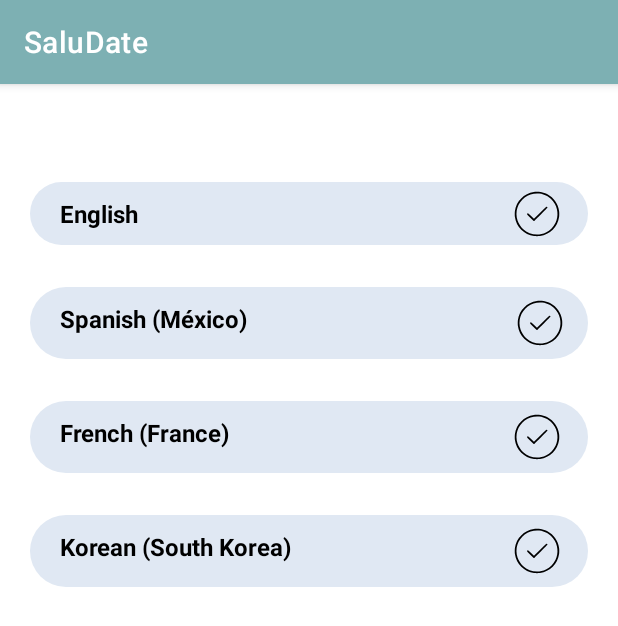
After one commit to Waxiest15/Saludate-Main_v1.0, an Android app: the Language screen opened directly, with no data from a screen before it, on a phone screen of 412 x 824 dp. The commit adds this screen. Shown: the top 626 px of the screen. Run offline under Robolectric (Android 15) with nearby library versions, the phone set to English and light mode, and no system bars; Roboto replaces fonts that are not available here.

Commit message:
mexicanada con el fragment y por si no funciona

```diff
--- /dev/null
+++ b/app/src/main/java/com/example/saludate/Language.java
@@ -0,0 +1,37 @@
+package com.example.saludate;
+
+import androidx.appcompat.app.AppCompatActivity;
+
+import android.os.Bundle;
+import android.widget.ImageButton;
+
+public class Language extends AppCompatActivity {
+
+    @Override
+    protected void onCreate(Bundle savedInstanceState) {
+        super.onCreate(savedInstanceState);
+        setContentView(R.layout.activity_language);
+        ImageButton en = findViewById(R.id.btn_selectEnglishh);
+        ImageButton spa = findViewById(R.id.btn_selectSpanishh);
+        ImageButton fr = findViewById(R.id.btn_selectFrenchh);
+        ImageButton kr = findViewById(R.id.btn_selectKoreanh);
+        LanguageManager lang = new LanguageManager(this);
+
+        en.setOnClickListener(view -> {
+            lang.updateResource("en");
+            recreate();
+        });
+        spa.setOnClickListener(view -> {
+            lang.updateResource("es");
+            recreate();
+        });
+        fr.setOnClickListener(view -> {
+            lang.updateResource("fr");
+            recreate();
+        });
+        kr.setOnClickListener(view -> {
+            lang.updateResource("ko");
+            recreate();
+        });
+    }
+}
--- a/app/src/main/java/com/example/saludate/ui/language/LanguageFragment.java
+++ b/app/src/main/java/com/example/saludate/ui/language/LanguageFragment.java
@@ -4,35 +4,49 @@ import android.os.Bundle;
 import android.view.LayoutInflater;
 import android.view.View;
 import android.view.ViewGroup;
+import android.widget.ImageButton;
 import android.widget.TextView;
 
 import androidx.annotation.NonNull;
 import androidx.fragment.app.Fragment;
 import androidx.lifecycle.ViewModelProvider;
 
+import com.example.saludate.LanguageManager;
+import com.example.saludate.R;
 import com.example.saludate.databinding.FragmentLanguageBinding;
 
 public class LanguageFragment extends Fragment {
 
-    private FragmentLanguageBinding binding;
+    @Override
+    public void onActivityCreated (Bundle savedInstanceState) {
+        super.onActivityCreated(savedInstanceState);
+        ImageButton en = getActivity().findViewById(R.id.btn_selectEnglishh);
+        ImageButton spa = getActivity().findViewById(R.id.btn_selectSpanishh);
+        ImageButton fr = getActivity().findViewById(R.id.btn_selectFrenchh);
+        ImageButton kr = getActivity().findViewById(R.id.btn_selectKoreanh);
+        LanguageManager lang = new LanguageManager(this.getActivity());
 
-    public View onCreateView(@NonNull LayoutInflater inflater,
-                             ViewGroup container, Bundle savedInstanceState) {
-        LanguageViewModel languageViewModel =
-                new ViewModelProvider(this).get(LanguageViewModel.class);
-
-        binding = FragmentLanguageBinding.inflate(inflater, container, false);
-        View root = binding.getRoot();
-
-        final TextView textView = binding.textLanguageh;
-        languageViewModel.getText().observe(getViewLifecycleOwner(), textView::setText);
-        return root;
+        en.setOnClickListener(view -> {
+            lang.updateResource("en");
+            getActivity().recreate();
+        });
+        spa.setOnClickListener(view -> {
+            lang.updateResource("es");
+            getActivity().recreate();
+        });
+        fr.setOnClickListener(view -> {
+            lang.updateResource("fr");
+            getActivity().recreate();
+        });
+        kr.setOnClickListener(view -> {
+            lang.updateResource("ko");
+            getActivity().recreate();
+        });
     }
 
     @Override
     public void onDestroyView() {
         super.onDestroyView();
-        binding = null;
     }
 
 }
--- /dev/null
+++ b/app/src/main/res/layout/activity_language.xml
@@ -0,0 +1,143 @@
+<?xml version="1.0" encoding="utf-8"?>
+<androidx.constraintlayout.widget.ConstraintLayout xmlns:android="http://schemas.android.com/apk/res/android"
+    xmlns:app="http://schemas.android.com/apk/res-auto"
+    xmlns:tools="http://schemas.android.com/tools"
+    android:layout_width="match_parent"
+    android:layout_height="match_parent"
+    tools:context=".Language">
+
+    <TextView
+        android:id="@+id/text_languageh"
+        android:layout_width="match_parent"
+        android:layout_height="wrap_content"
+        android:layout_marginStart="20dp"
+        android:layout_marginTop="8dp"
+        android:layout_marginEnd="20dp"
+        android:background="@drawable/rounded_rectangleh"
+        android:paddingStart="20dp"
+        android:paddingTop="10dp"
+        android:paddingBottom="10dp"
+        android:text="English"
+        android:textAlignment="textStart"
+        android:textColor="@color/black"
+        android:textSize="16sp"
+        android:textStyle="bold"
+        app:layout_constraintBottom_toBottomOf="parent"
+        app:layout_constraintEnd_toEndOf="parent"
+        app:layout_constraintHorizontal_bias="1.0"
+        app:layout_constraintStart_toStartOf="parent"
+        app:layout_constraintTop_toTopOf="parent"
+        app:layout_constraintVertical_bias="0.08" />
+
+    <TextView
+        android:id="@+id/txt_language2h"
+        android:layout_width="match_parent"
+        android:layout_height="48dp"
+        android:layout_marginStart="20dp"
+        android:layout_marginTop="28dp"
+        android:layout_marginEnd="20dp"
+        android:background="@drawable/rounded_rectangleh"
+        android:paddingStart="20dp"
+        android:paddingTop="10dp"
+        android:paddingBottom="10dp"
+        android:text="Spanish (México)"
+        android:textAlignment="textStart"
+        android:textColor="@color/black"
+        android:textSize="16sp"
+        android:textStyle="bold"
+        app:layout_constraintEnd_toEndOf="parent"
+        app:layout_constraintHorizontal_bias="0.0"
+        app:layout_constraintStart_toStartOf="parent"
+        app:layout_constraintTop_toBottomOf="@+id/text_languageh" />
+
+    <TextView
+        android:id="@+id/txt_language3h"
+        android:layout_width="match_parent"
+        android:layout_height="48dp"
+        android:layout_marginStart="20dp"
+        android:layout_marginTop="28dp"
+        android:layout_marginEnd="20dp"
+        android:background="@drawable/rounded_rectangleh"
+        android:paddingStart="20dp"
+        android:paddingTop="10dp"
+        android:paddingBottom="10dp"
+        android:text="French (France)"
+        android:textAlignment="textStart"
+        android:textColor="@color/black"
+        android:textSize="16sp"
+        android:textStyle="bold"
+        app:layout_constraintEnd_toEndOf="parent"
+        app:layout_constraintHorizontal_bias="0.0"
+        app:layout_constraintStart_toStartOf="parent"
+        app:layout_constraintTop_toBottomOf="@+id/txt_language2h" />
+
+    <TextView
+        android:id="@+id/txt_language4h"
+        android:layout_width="match_parent"
+        android:layout_height="48dp"
+        android:layout_marginStart="20dp"
+        android:layout_marginTop="28dp"
+        android:layout_marginEnd="20dp"
+        android:background="@drawable/rounded_rectangleh"
+        android:paddingStart="20dp"
+        android:paddingTop="10dp"
+        android:paddingBottom="10dp"
+        android:text="Korean (South Korea)"
+        android:textAlignment="textStart"
+        android:textColor="@color/black"
+        android:textSize="16sp"
+        android:textStyle="bold"
+        app:layout_constraintEnd_toEndOf="parent"
+        app:layout_constraintHorizontal_bias="0.0"
+        app:layout_constraintStart_toStartOf="parent"
+        app:layout_constraintTop_toBottomOf="@+id/txt_language3h" />
+
+    <ImageButton
+        android:id="@+id/btn_selectSpanishh"
+        android:layout_width="48dp"
+        android:layout_height="48dp"
+        android:layout_marginEnd="28dp"
+        android:background="@android:color/transparent"
+        android:src="@drawable/ic_checklist"
+        app:layout_constraintBottom_toBottomOf="@+id/txt_language2h"
+        app:layout_constraintEnd_toEndOf="parent"
+        app:layout_constraintTop_toTopOf="@+id/txt_language2h"
+        tools:ignore="SpeakableTextPresentCheck" />
+
+    <ImageButton
+        android:id="@+id/btn_selectEnglishh"
+        android:layout_width="48dp"
+        android:layout_height="48dp"
+        android:layout_marginEnd="10dp"
+        android:background="@android:color/transparent"
+        android:src="@drawable/ic_checklist"
+        app:layout_constraintBottom_toBottomOf="@+id/text_languageh"
+        app:layout_constraintEnd_toEndOf="@+id/text_languageh"
+        app:layout_constraintTop_toTopOf="@+id/text_languageh"
+        tools:ignore="SpeakableTextPresentCheck" />
+
+    <ImageButton
+        android:id="@+id/btn_selectFrenchh"
+        android:layout_width="48dp"
+        android:layout_height="48dp"
+        android:layout_marginEnd="10dp"
+        android:background="@android:color/transparent"
+        android:src="@drawable/ic_checklist"
+        app:layout_constraintBottom_toBottomOf="@+id/txt_language3h"
+        app:layout_constraintEnd_toEndOf="@+id/txt_language3h"
+        app:layout_constraintTop_toTopOf="@+id/txt_language3h"
+        tools:ignore="SpeakableTextPresentCheck" />
+
+    <ImageButton
+        android:id="@+id/btn_selectKoreanh"
+        android:layout_width="48dp"
+        android:layout_height="48dp"
+        android:layout_marginEnd="10dp"
+        android:background="@android:color/transparent"
+        android:src="@drawable/ic_checklist"
+        app:layout_constraintBottom_toBottomOf="@+id/txt_language4h"
+        app:layout_constraintEnd_toEndOf="@+id/txt_language4h"
+        app:layout_constraintTop_toTopOf="@+id/txt_language4h"
+        tools:ignore="SpeakableTextPresentCheck" />
+
+</androidx.constraintlayout.widget.ConstraintLayout>
```
Also changed, not shown: app/src/main/AndroidManifest.xml (+14 -23 lines).
